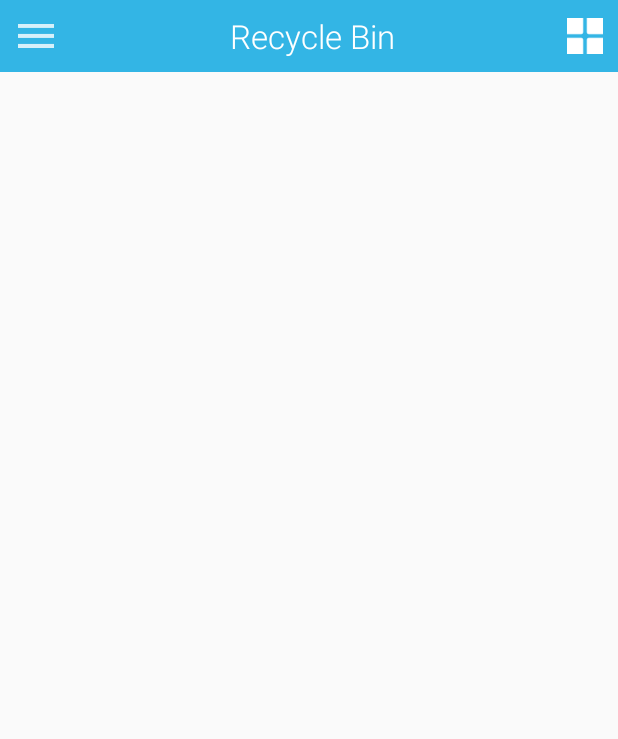
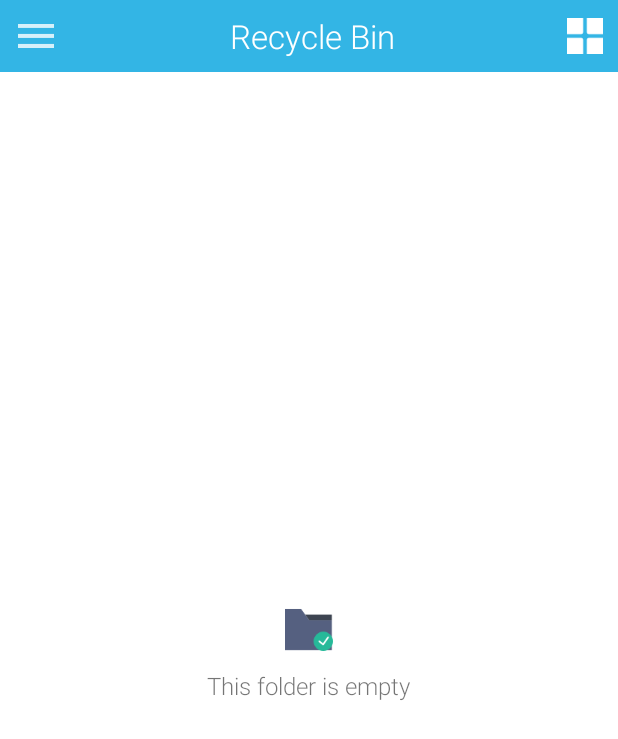
Before and after one commit to vuquangkhtn/FileManager, an Android app: the screen it shows after launch (MainActivity), in the side drawer, after a tap on "Recycle Bin", on a phone screen of 412 x 824 dp. Shown: the top 739 px of the screen. Run offline under Robolectric (Android 15) with nearby library versions, the phone set to English and light mode, and no system bars.

Commit message:
[View] update ui for empty mode, fix action in quickaccess

```diff
--- a/app/src/main/java/com/onlinetest/vuquang/filemanager/main/MainActivity.java
+++ b/app/src/main/java/com/onlinetest/vuquang/filemanager/main/MainActivity.java
@@ -13,6 +13,7 @@ import android.text.InputType;
 import android.view.LayoutInflater;
 import android.view.MenuItem;
 import android.view.View;
+import android.view.ViewGroup;
 import android.widget.EditText;
 import android.widget.ImageButton;
 import android.widget.PopupMenu;
@@ -116,7 +117,7 @@ public class MainActivity extends BaseActivity implements MainMvpView{
                         switch(menuItem.getItemId()) {
                             case R.id.nav_quick_access:
                                 mPresenter.loadQuickAccess();
-                                imbMore.setVisibility(View.VISIBLE);
+                                imbMore.setVisibility(View.GONE);
                                 layoutPath.setVisibility(View.GONE);
                                 recreatePopupLayout(menuItem);
                                 break;
@@ -194,6 +195,7 @@ public class MainActivity extends BaseActivity implements MainMvpView{
         layoutPath.setVisibility(View.GONE);
         recreatePopupLayout(null);
 
+        txtTitle.setText("Quick Access");
         mPresenter.loadQuickAccess();
         navigationView.setCheckedItem(R.id.nav_quick_access);
 
@@ -445,7 +447,15 @@ public class MainActivity extends BaseActivity implements MainMvpView{
     }
 
     @Override
-    public void updateEmptyListUI() {
+    public void setEmptyMode(boolean isEnable) {
+        ViewGroup dataView = findViewById(R.id.layout_empty);
+        if (dataView != null) {
+            dataView.setVisibility(isEnable ? View.VISIBLE : View.GONE);
+        }
+    }
 
+    @Override
+    public void deleteFile(CustomFile file) {
+        mAdapter.removeFile(file);
     }
 }
--- a/app/src/main/java/com/onlinetest/vuquang/filemanager/main/MainMvpView.java
+++ b/app/src/main/java/com/onlinetest/vuquang/filemanager/main/MainMvpView.java
@@ -15,6 +15,7 @@ public interface MainMvpView extends MvpView {
 
     boolean openFile(CustomFile file);
 
-    void updateEmptyListUI();
+    public void setEmptyMode(boolean isEnable);
 
+    void deleteFile(CustomFile file);
 }
--- a/app/src/main/java/com/onlinetest/vuquang/filemanager/main/MainPresenter.java
+++ b/app/src/main/java/com/onlinetest/vuquang/filemanager/main/MainPresenter.java
@@ -57,6 +57,7 @@ public class MainPresenter<V extends MainMvpView> extends BasePresenter<V> imple
 
     @Override
     public void loadExternalStorage() {
+        FileManagerApp.getApp().setCurPath(LocalPathUtils.EXTERNAL_STORAGE);
         File file = FileHelper.getFile(LocalPathUtils.EXTERNAL_STORAGE);
         openDirectory(file);
     }
@@ -64,8 +65,21 @@ public class MainPresenter<V extends MainMvpView> extends BasePresenter<V> imple
     @Override
     public void loadQuickAccess() {
         fileList = getDataManager().getOpenedFileManager().getRecentFile();
-        FileManagerApp.getApp().setCurPath(LocalPathUtils.EXTERNAL_STORAGE);
-        getMvpView().updateUI(fileList);
+        FileManagerApp.getApp().setCurPath("");
+        if(fileList != null && fileList.size() != 0) {
+            getMvpView().setEmptyMode(false);
+            Collections.sort(fileList, new Comparator<CustomFile>() {
+                @Override
+                public int compare(CustomFile o1, CustomFile o2) {
+                    Long time1 = o1.getLastOpenedTime();
+                    Long time2 = o2.getLastOpenedTime();
+                    return time2.compareTo(time1);
+                }
+            });
+            getMvpView().updateUI(fileList);
+        } else {
+            getMvpView().setEmptyMode(true);
+        }
     }
 
     @Override
@@ -94,8 +108,7 @@ public class MainPresenter<V extends MainMvpView> extends BasePresenter<V> imple
         if(!getDataManager().getActionManager().addAction(new DeleteAction(file.getPath()))) {
             getMvpView().onError("Delete failed");
         } else {
-            File parent = file.getFile().getParentFile();
-            openDirectory(parent);
+            getMvpView().deleteFile(file);
             if(!getDataManager().getOpenedFileManager().updateOpenedFile(file.getPath(),
                     LocalPathUtils.RECYCLE_BIN_DIR+File.separator+FileHelper.getFileName(file.getPath()))) {
                 getMvpView().showMessage("Can't update quick access");
@@ -109,8 +122,7 @@ public class MainPresenter<V extends MainMvpView> extends BasePresenter<V> imple
         if(!getDataManager().getActionManager().addAction(new PermanentlyDeleteAction(file.getPath()))) {
             getMvpView().onError("Permanently Delete failed");
         } else {
-            File parent = file.getFile().getParentFile();
-            openDirectory(parent);
+            getMvpView().deleteFile(file);
             getDataManager().getOpenedFileManager().removeIfContain(file.getPath());
             getMvpView().showMessage("Permanently Delete successful");
         }
@@ -260,6 +272,7 @@ public class MainPresenter<V extends MainMvpView> extends BasePresenter<V> imple
         fileList.clear();
         FileManagerApp.getApp().setCurPath(directory.getPath());
         if(directory.listFiles() != null && directory.listFiles().length != 0) {
+            getMvpView().setEmptyMode(false);
             for (File childFile:directory.listFiles()) {
                 if(childFile.getName().startsWith(".")) {//hidden file
                     continue;
@@ -269,7 +282,7 @@ public class MainPresenter<V extends MainMvpView> extends BasePresenter<V> imple
                 fileList.add(customFile);
             }
         } else {
-            getMvpView().updateEmptyListUI();
+            getMvpView().setEmptyMode(true);
         }
         defaultSort();
     }
--- a/app/src/main/java/com/onlinetest/vuquang/filemanager/main/adapter/FileAdapter.java
+++ b/app/src/main/java/com/onlinetest/vuquang/filemanager/main/adapter/FileAdapter.java
@@ -118,8 +118,10 @@ public class FileAdapter extends RecyclerView.Adapter<FileAdapter.FileHolder> {
         }
         if(FileManagerApp.getApp().getCurPath().equals(LocalPathUtils.RECYCLE_BIN_DIR)) {
             pm.getMenuInflater().inflate(R.menu.menu_recycle_file_popup, pm.getMenu());
+        } else if(FileManagerApp.getApp().getCurPath().equals(LocalPathUtils.EXTERNAL_STORAGE)){
+            pm.getMenuInflater().inflate(R.menu.menu_file_popup, pm.getMenu());
         } else {
-            pm.getMenuInflater().inflate(R.menu.menu_file_popup, pm.getMenu());
+            pm.getMenuInflater().inflate(R.menu.menu_quick_access_file_popup, pm.getMenu());
         }
         pm.setOnMenuItemClickListener(new PopupMenu.OnMenuItemClickListener() {
             @Override
@@ -171,6 +173,16 @@ public class FileAdapter extends RecyclerView.Adapter<FileAdapter.FileHolder> {
         this.fileItemListener = fileItemListener;
     }
 
+    public void removeFile(CustomFile file) {
+        for (int i=0;i<fileList.size();i++) {
+            if(fileList.get(i).getPath().equals(file.getPath())) {
+                fileList.remove(i);
+                notifyItemRemoved(i);
+                return;
+            }
+        }
+    }
+
     public class FileHolder extends RecyclerView.ViewHolder {
         private ImageView imvIcon;
         private TextView tvName;
--- a/app/src/main/res/layout/activity_main.xml
+++ b/app/src/main/res/layout/activity_main.xml
@@ -14,6 +14,7 @@
         android:orientation="vertical">
         <include layout="@layout/layout_action_bar"/>
         <include layout="@layout/layout_path_bar"/>
+        <include layout="@layout/layout_empty"/>
         <android.support.v7.widget.RecyclerView
             android:id="@+id/rv_file_list"
             android:layout_width="match_parent"
--- /dev/null
+++ b/app/src/main/res/layout/layout_empty.xml
@@ -0,0 +1,25 @@
+<?xml version="1.0" encoding="utf-8"?>
+<LinearLayout xmlns:android="http://schemas.android.com/apk/res/android"
+    android:id="@+id/layout_empty"
+    android:layout_width="match_parent"
+    android:layout_height="match_parent"
+    android:background="@android:color/white"
+    android:gravity="center"
+    android:orientation="vertical">
+
+    <ImageView
+        android:id="@+id/img_empty"
+        android:layout_width="wrap_content"
+        android:layout_height="wrap_content"
+        android:src="@drawable/ic_folder" />
+
+    <TextView
+        android:id="@+id/txt_empty_msg"
+        android:layout_width="wrap_content"
+        android:layout_height="wrap_content"
+        android:layout_marginTop="10dp"
+        android:gravity="center"
+        android:lineSpacingExtra="2dp"
+        android:text="This folder is empty"
+        android:textSize="16sp" />
+</LinearLayout>
--- a/app/src/main/res/menu/menu_actionbar_quickaccess_popup.xml
+++ b/app/src/main/res/menu/menu_actionbar_quickaccess_popup.xml
@@ -4,12 +4,4 @@
         android:id="@+id/action_sort_by"
         android:icon="@drawable/ic_sort"
         android:title="Sort by"/>
-    <item
-        android:id="@+id/action_undo"
-        android:icon="@drawable/ic_undo"
-        android:title="Undo"/>
-    <item
-        android:id="@+id/action_redo"
-        android:icon="@drawable/ic_redo"
-        android:title="Redo"/>
 </menu>
--- /dev/null
+++ b/app/src/main/res/menu/menu_quick_access_file_popup.xml
@@ -0,0 +1,19 @@
+<?xml version="1.0" encoding="utf-8"?>
+<menu xmlns:android="http://schemas.android.com/apk/res/android">
+    <item
+        android:id="@+id/action_open"
+        android:icon="@drawable/ic_unknow_file"
+        android:title="Open"/>
+    <item
+        android:id="@+id/action_delete"
+        android:icon="@drawable/ic_delete"
+        android:title="Delete"/>
+    <item
+        android:id="@+id/action_permanently_delete"
+        android:icon="@drawable/ic_delete_permanent"
+        android:title="Permanently Delete"/>
+    <item
+        android:id="@+id/action_properties"
+        android:icon="@drawable/ic_properties"
+        android:title="Properties"/>
+</menu>
```
